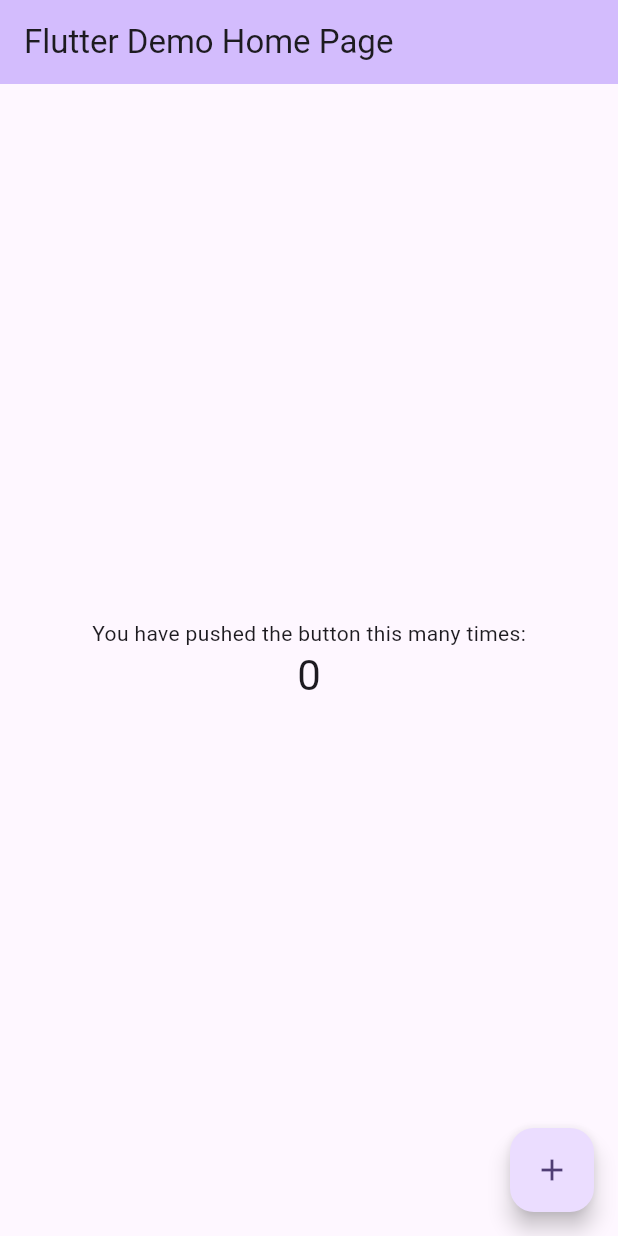
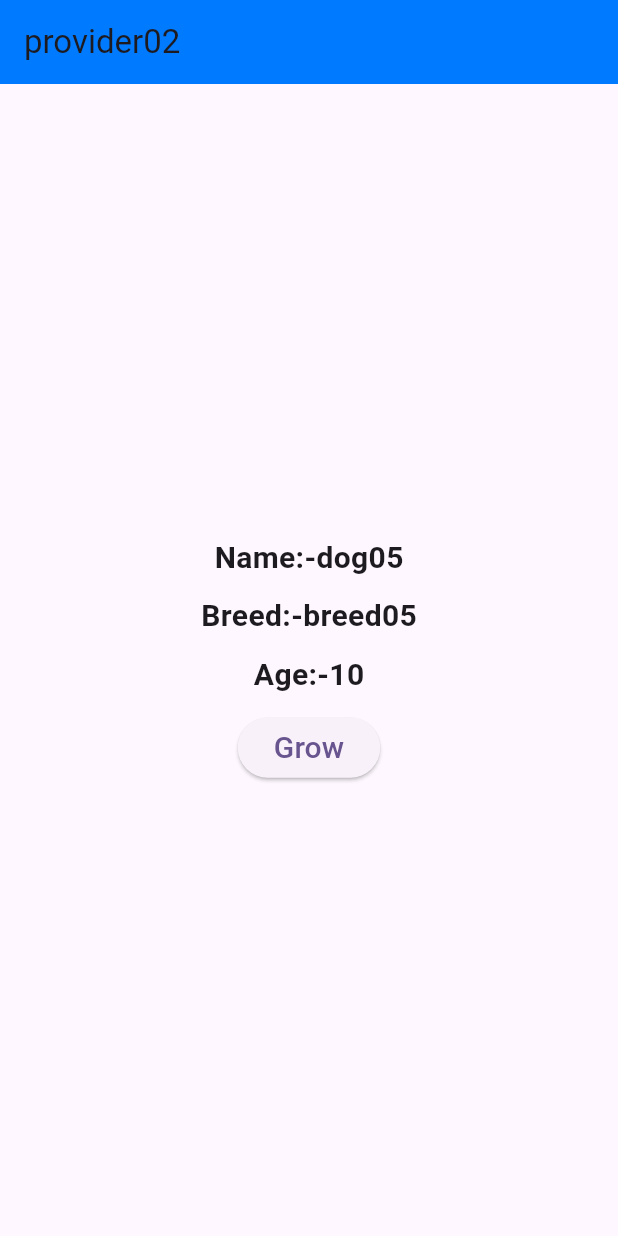
Before and after one commit to vishwanath-91/flutter_provider, a Flutter app: the screen it shows after launch, on a phone screen of 412 x 824 dp. Run offline on Flutter 3.47's test engine with Material 3 defaults, Android fonts, the phone set to English and light mode, and no system bars.

Commit message:
changeNotifire learned and provider.of is learned

```diff
--- /dev/null
+++ b/dependency_injection_using_provider/devtools_options.yaml
@@ -0,0 +1 @@
+extensions:
--- a/dependency_injection_using_provider/lib/main.dart
+++ b/dependency_injection_using_provider/lib/main.dart
@@ -1,125 +1,143 @@
+import 'package:dependency_injection_using_provider/provider/dog.dart';
+import 'package:flutter/cupertino.dart';
 import 'package:flutter/material.dart';
+import 'package:provider/provider.dart';
 
 void main() {
   runApp(const MyApp());
 }
 
-class MyApp extends StatelessWidget {
+class MyApp extends StatefulWidget {
   const MyApp({super.key});
 
+  @override
+  State<MyApp> createState() => _MyAppState();
+}
+
+class _MyAppState extends State<MyApp> {
   // This widget is the root of your application.
   @override
   Widget build(BuildContext context) {
     return MaterialApp(
+      debugShowCheckedModeBanner: false,
       title: 'Flutter Demo',
       theme: ThemeData(
-        // This is the theme of your application.
-        //
-        // TRY THIS: Try running your application with "flutter run". You'll see
-        // the application has a purple toolbar. Then, without quitting the app,
-        // try changing the seedColor in the colorScheme below to Colors.green
-        // and then invoke "hot reload" (save your changes or press the "hot
-        // reload" button in a Flutter-supported IDE, or press "r" if you used
-        // the command line to start the app).
-        //
-        // Notice that the counter didn't reset back to zero; the application
-        // state is not lost during the reload. To reset the state, use hot
-        // restart instead.
-        //
-        // This works for code too, not just values: Most code changes can be
-        // tested with just a hot reload.
         colorScheme: ColorScheme.fromSeed(seedColor: Colors.deepPurple),
         useMaterial3: true,
+        appBarTheme:
+            const AppBarTheme().copyWith(color: CupertinoColors.systemBlue),
       ),
-      home: const MyHomePage(title: 'Flutter Demo Home Page'),
+      home: ChangeNotifierProvider<Dog>(
+        create: (context) => Dog(name: 'dog05', breed: 'breed05'),
+        child: const MyHomePage(),
+      ),
     );
   }
 }
 
 class MyHomePage extends StatefulWidget {
-  const MyHomePage({super.key, required this.title});
-
-  // This widget is the home page of your application. It is stateful, meaning
-  // that it has a State object (defined below) that contains fields that affect
-  // how it looks.
-
-  // This class is the configuration for the state. It holds the values (in this
-  // case the title) provided by the parent (in this case the App widget) and
-  // used by the build method of the State. Fields in a Widget subclass are
-  // always marked "final".
-
-  final String title;
+  const MyHomePage({super.key});
 
   @override
   State<MyHomePage> createState() => _MyHomePageState();
 }
 
 class _MyHomePageState extends State<MyHomePage> {
-  int _counter = 0;
-
-  void _incrementCounter() {
-    setState(() {
-      // This call to setState tells the Flutter framework that something has
-      // changed in this State, which causes it to rerun the build method below
-      // so that the display can reflect the updated values. If we changed
-      // _counter without calling setState(), then the build method would not be
-      // called again, and so nothing would appear to happen.
-      _counter++;
-    });
-  }
-
   @override
   Widget build(BuildContext context) {
-    // This method is rerun every time setState is called, for instance as done
-    // by the _incrementCounter method above.
-    //
-    // The Flutter framework has been optimized to make rerunning build methods
-    // fast, so that you can just rebuild anything that needs updating rather
-    // than having to individually change instances of widgets.
+    final name = Provider.of<Dog>(context).name;
     return Scaffold(
       appBar: AppBar(
-        // TRY THIS: Try changing the color here to a specific color (to
-        // Colors.amber, perhaps?) and trigger a hot reload to see the AppBar
-        // change color while the other colors stay the same.
-        backgroundColor: Theme.of(context).colorScheme.inversePrimary,
-        // Here we take the value from the MyHomePage object that was created by
-        // the App.build method, and use it to set our appbar title.
-        title: Text(widget.title),
+        title: const Text('provider02'),
       ),
       body: Center(
-        // Center is a layout widget. It takes a single child and positions it
-        // in the middle of the parent.
         child: Column(
-          // Column is also a layout widget. It takes a list of children and
-          // arranges them vertically. By default, it sizes itself to fit its
-          // children horizontally, and tries to be as tall as its parent.
-          //
-          // Column has various properties to control how it sizes itself and
-          // how it positions its children. Here we use mainAxisAlignment to
-          // center the children vertically; the main axis here is the vertical
-          // axis because Columns are vertical (the cross axis would be
-          // horizontal).
-          //
-          // TRY THIS: Invoke "debug painting" (choose the "Toggle Debug Paint"
-          // action in the IDE, or press "p" in the console), to see the
-          // wireframe for each widget.
           mainAxisAlignment: MainAxisAlignment.center,
-          children: <Widget>[
-            const Text(
-              'You have pushed the button this many times:',
+          children: [
+            Text(
+              'Name:-$name',
+              style: const TextStyle(
+                fontWeight: FontWeight.bold,
+                fontSize: 20,
+              ),
             ),
-            Text(
-              '$_counter',
-              style: Theme.of(context).textTheme.headlineMedium,
+            const SizedBox(
+              height: 10,
             ),
+            const BreedAndAge()
           ],
         ),
       ),
-      floatingActionButton: FloatingActionButton(
-        onPressed: _incrementCounter,
-        tooltip: 'Increment',
-        child: const Icon(Icons.add),
-      ), // This trailing comma makes auto-formatting nicer for build methods.
     );
   }
 }
+
+class BreedAndAge extends StatefulWidget {
+  const BreedAndAge({super.key});
+
+  @override
+  State<BreedAndAge> createState() => _BreedAndAgeState();
+}
+
+class _BreedAndAgeState extends State<BreedAndAge> {
+  @override
+  Widget build(BuildContext context) {
+    final breed = Provider.of<Dog>(context).breed;
+    return Column(
+      mainAxisAlignment: MainAxisAlignment.center,
+      children: [
+        Text(
+          'Breed:-$breed',
+          style: const TextStyle(
+            fontWeight: FontWeight.bold,
+            fontSize: 20,
+          ),
+        ),
+        const SizedBox(
+          height: 10,
+        ),
+        const Age()
+      ],
+    );
+  }
+}
+
+class Age extends StatefulWidget {
+  const Age({super.key});
+
+  @override
+  State<Age> createState() => _AgeState();
+}
+
+class _AgeState extends State<Age> {
+  @override
+  Widget build(BuildContext context) {
+    final age = Provider.of<Dog>(context).age;
+
+    return Column(
+      mainAxisAlignment: MainAxisAlignment.center,
+      children: [
+        Text(
+          'Age:-$age',
+          style: const TextStyle(
+            fontWeight: FontWeight.bold,
+            fontSize: 20,
+          ),
+        ),
+        const SizedBox(
+          height: 10,
+        ),
+        ElevatedButton(
+            onPressed: () {
+              Provider.of<Dog>(context, listen: false).grow();
+            },
+            child: const Text(
+              'Grow',
+              style: TextStyle(
+                fontSize: 20,
+              ),
+            ))
+      ],
+    );
+  }
+}
--- /dev/null
+++ b/dependency_injection_using_provider/lib/provider/dog.dart
@@ -0,0 +1,14 @@
+import 'package:flutter/foundation.dart';
+
+class Dog with ChangeNotifier {
+  final String name;
+  final String breed;
+  int age;
+
+  Dog({required this.name, required this.breed, this.age = 10});
+
+  void grow() {
+    age++;
+    notifyListeners();
+  }
+}
--- a/dependency_injection_using_provider/pubspec.yaml
+++ b/dependency_injection_using_provider/pubspec.yaml
@@ -35,6 +35,7 @@ dependencies:
   # The following adds the Cupertino Icons font to your application.
   # Use with the CupertinoIcons class for iOS style icons.
   cupertino_icons: ^1.0.2
+  provider: ^6.1.1
 
 dev_dependencies:
   flutter_test:
```
Also changed, not shown: dependency_injection_using_provider/pubspec.lock.
